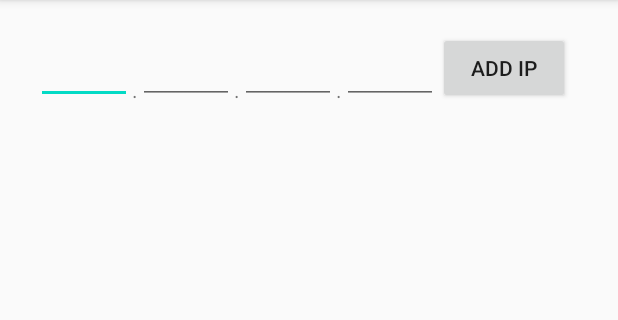
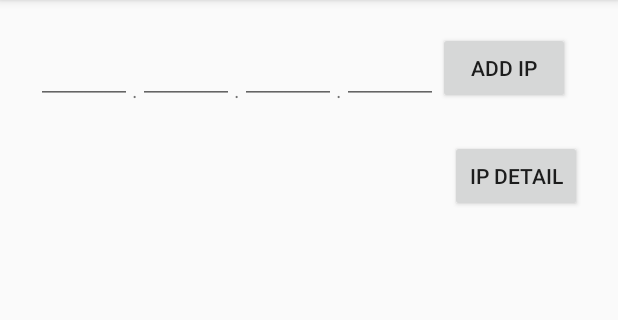
Before and after one commit to 3axhax/CheckIP, an Android app: the screen it shows after launch (AddIPActivity before the commit, MainActivity after it), after a tap on "CHECK IP", on a phone screen of 412 x 824 dp, the part 84-404 px from its top. Run offline under Robolectric (Android 15) with nearby library versions, the phone set to English and light mode, and no system bars.

Commit message:
Задание, урок 3

```diff
--- a/app/build.gradle
+++ b/app/build.gradle
@@ -30,6 +30,7 @@ dependencies {
     implementation 'androidx.core:core-ktx:1.1.0'
     implementation 'androidx.appcompat:appcompat:1.1.0'
     implementation 'androidx.constraintlayout:constraintlayout:1.1.3'
+    implementation 'androidx.legacy:legacy-support-v4:1.0.0'
     testImplementation 'junit:junit:4.12'
     androidTestImplementation 'androidx.test.ext:junit:1.1.1'
     androidTestImplementation 'androidx.test.espresso:espresso-core:3.2.0'
--- a/app/src/main/java/com/example/checkip/MainActivity.kt
+++ b/app/src/main/java/com/example/checkip/MainActivity.kt
@@ -3,6 +3,7 @@ package com.example.checkip
 import android.content.Intent
 import androidx.appcompat.app.AppCompatActivity
 import android.os.Bundle
+import com.example.checkip.ui.IPListFragment
 import kotlinx.android.synthetic.main.activity_main.*
 import java.io.Serializable
 
@@ -12,25 +13,11 @@ class MainActivity : AppCompatActivity() {
         super.onCreate(savedInstanceState)
         setContentView(R.layout.activity_main)
 
-        val collection = intent.extras?.getSerializable("CollectionIPPoints") as MutableList<IPPoint>?
+        val fragmentManager = supportFragmentManager
 
-        var text_list = ""
-
-        if (collection != null) {
-            collection.forEach { text_list += "{$it.ip}, {$it.hostname}, {$it.type}\n" }
-        }
-
-        if (text_list != "") {
-            view_ip_list.text = text_list
-        }
-
-        button_add_new_ip.setOnClickListener {
-            val intent = Intent(this, AddIPActivity::class.java)
-            if (collection != null) {
-                intent.putExtra("CollectionIPPoints", collection as Serializable)
-            }
-            startActivity(intent)
-        }
+        fragmentManager.beginTransaction()
+                .add(R.id.container, IPListFragment())
+                .commit()
 
     }
 }
--- /dev/null
+++ b/app/src/main/java/com/example/checkip/ui/IPAddFragment.kt
@@ -0,0 +1,48 @@
+package com.example.checkip.ui
+
+import android.os.Bundle
+import androidx.fragment.app.Fragment
+import android.view.View
+import com.example.checkip.R
+import kotlinx.android.synthetic.main.fragment_ip_add.*
+
+/**
+ * A simple [Fragment] subclass.
+ * Use the [IPAddFragment.newInstance] factory method to
+ * create an instance of this fragment.
+ */
+class IPAddFragment : Fragment(R.layout.fragment_ip_add) {
+
+    override fun onCreate(savedInstanceState: Bundle?) {
+        super.onCreate(savedInstanceState)
+        arguments?.let {
+        }
+    }
+
+    override fun onViewCreated(view: View, savedInstanceState: Bundle?) {
+        super.onViewCreated(view, savedInstanceState)
+
+        add_button_details.setOnClickListener {
+            requireFragmentManager().beginTransaction()
+                    .replace(R.id.container, IPDetailFragment.newInstance())
+                    .addToBackStack("IPDetailFragment")
+                    .commit()
+        }
+
+        add_button_add_ip.setOnClickListener {
+            requireFragmentManager().beginTransaction()
+                    .replace(R.id.container, IPListFragment.newInstance())
+                    .addToBackStack("IPListFragment")
+                    .commit()
+        }
+    }
+
+    companion object {
+        @JvmStatic
+        fun newInstance() =
+            IPAddFragment().apply {
+                arguments = Bundle().apply {
+                }
+            }
+    }
+}
--- /dev/null
+++ b/app/src/main/java/com/example/checkip/ui/IPListFragment.kt
@@ -0,0 +1,48 @@
+package com.example.checkip.ui
+
+import android.os.Bundle
+import androidx.fragment.app.Fragment
+import android.view.LayoutInflater
+import android.view.View
+import android.view.ViewGroup
+import com.example.checkip.R
+import kotlinx.android.synthetic.main.fragment_ip_list.*
+
+/**
+ * A simple [Fragment] subclass.
+ * Use the [IPListFragment.newInstance] factory method to
+ * create an instance of this fragment.
+ */
+class IPListFragment : Fragment(R.layout.fragment_ip_list) {
+
+    override fun onCreate(savedInstanceState: Bundle?) {
+        super.onCreate(savedInstanceState)
+    }
+
+    override fun onViewCreated(view: View, savedInstanceState: Bundle?) {
+        super.onViewCreated(view, savedInstanceState)
+
+        list_button_add_ip.setOnClickListener {
+            requireFragmentManager().beginTransaction()
+                    .replace(R.id.container, IPAddFragment.newInstance())
+                    .addToBackStack("IPListFragment")
+                    .commit()
+        }
+
+        list_button_details.setOnClickListener {
+            requireFragmentManager().beginTransaction()
+                    .replace(R.id.container, IPDetailFragment.newInstance())
+                    .addToBackStack("IPDetailFragment")
+                    .commit()
+        }
+    }
+
+    companion object {
+        @JvmStatic
+        fun newInstance() =
+                IPListFragment().apply {
+                    arguments = Bundle().apply {
+                    }
+                }
+    }
+}
--- /dev/null
+++ b/app/src/main/res/layout/fragment_ip_add.xml
@@ -0,0 +1,115 @@
+<?xml version="1.0" encoding="utf-8"?>
+<androidx.constraintlayout.widget.ConstraintLayout xmlns:android="http://schemas.android.com/apk/res/android"
+    xmlns:app="http://schemas.android.com/apk/res-auto"
+    xmlns:tools="http://schemas.android.com/tools"
+    android:layout_width="match_parent"
+    android:layout_height="match_parent"
+    tools:context=".ui.IPAddFragment">
+
+    <EditText
+        android:id="@+id/ip_input_1"
+        android:layout_width="wrap_content"
+        android:layout_height="wrap_content"
+        android:layout_marginStart="24dp"
+        android:layout_marginTop="24dp"
+        android:ems="3"
+        android:gravity="center"
+        android:inputType="number"
+        android:digits="1234567890"
+        android:maxLength="3"
+        app:layout_constraintStart_toStartOf="parent"
+        app:layout_constraintTop_toTopOf="parent"
+        android:autofillHints="0" />
+
+    <EditText
+        android:id="@+id/ip_input_2"
+        android:layout_width="wrap_content"
+        android:layout_height="wrap_content"
+        android:autofillHints="0"
+        android:ems="3"
+        android:gravity="center"
+        android:inputType="number"
+        android:digits="1234567890"
+        android:maxLength="3"
+        app:layout_constraintBottom_toBottomOf="@+id/ip_input_1"
+        app:layout_constraintStart_toEndOf="@+id/point1" />
+
+    <EditText
+        android:id="@+id/ip_input_3"
+        android:layout_width="wrap_content"
+        android:layout_height="wrap_content"
+        android:autofillHints="0"
+        android:ems="3"
+        android:gravity="center"
+        android:inputType="number"
+        android:digits="1234567890"
+        android:maxLength="3"
+        app:layout_constraintBottom_toBottomOf="@+id/ip_input_1"
+        app:layout_constraintStart_toEndOf="@+id/point3" />
+
+    <EditText
+        android:id="@+id/ip_input_4"
+        android:layout_width="wrap_content"
+        android:layout_height="wrap_content"
+        android:autofillHints="0"
+        android:ems="3"
+        android:gravity="center"
+        android:inputType="number"
+        android:digits="1234567890"
+        android:maxLength="3"
+        app:layout_constraintBottom_toBottomOf="@+id/ip_input_1"
+        app:layout_constraintStart_toEndOf="@+id/point2" />
+
+    <TextView
+        android:id="@+id/point1"
+        android:layout_width="wrap_content"
+        android:layout_height="wrap_content"
+        android:text="@string/point"
+        app:layout_constraintBottom_toBottomOf="@+id/ip_input_1"
+        app:layout_constraintStart_toEndOf="@+id/ip_input_1" />
+
+    <TextView
+        android:id="@+id/point3"
+        android:layout_width="wrap_content"
+        android:layout_height="wrap_content"
+        android:text="@string/point"
+        app:layout_constraintBottom_toBottomOf="@+id/ip_input_1"
+        app:layout_constraintStart_toEndOf="@+id/ip_input_2" />
+
+    <TextView
+        android:id="@+id/point2"
+        android:layout_width="wrap_content"
+        android:layout_height="wrap_content"
+        android:text="@string/point"
+        app:layout_constraintBottom_toBottomOf="@+id/ip_input_1"
+        app:layout_constraintStart_toEndOf="@+id/ip_input_3" />
+
+    <Button
+        android:id="@+id/add_button_add_ip"
+        android:layout_width="wrap_content"
+        android:layout_height="wrap_content"
+        android:text="@string/add_ip"
+        app:layout_constraintBottom_toBottomOf="@+id/ip_input_4"
+        app:layout_constraintStart_toEndOf="@+id/ip_input_4" />
+
+    <TextView
+        android:id="@+id/text_message"
+        android:layout_width="wrap_content"
+        android:layout_height="wrap_content"
+        android:text=""
+        android:textSize="18sp"
+        android:textColor="@color/red"
+        app:layout_constraintStart_toStartOf="@+id/ip_input_1"
+        app:layout_constraintTop_toBottomOf="@+id/ip_input_1" />
+
+    <Button
+        android:id="@+id/add_button_details"
+        android:layout_width="wrap_content"
+        android:layout_height="wrap_content"
+        android:layout_marginTop="24dp"
+        android:layout_marginEnd="24dp"
+        android:text="@string/ip_detail"
+        app:layout_constraintEnd_toEndOf="parent"
+        app:layout_constraintTop_toBottomOf="@+id/add_button_add_ip" />
+
+</androidx.constraintlayout.widget.ConstraintLayout>
--- a/app/src/main/res/values/strings.xml
+++ b/app/src/main/res/values/strings.xml
@@ -5,4 +5,7 @@
     <string name="empty_list">Empty List</string>
     <string name="point">.</string>
     <string name="add_ip">Add IP</string>
+    <!-- TODO: Remove or change this placeholder text -->
+    <string name="hello_blank_fragment">Hello blank fragment</string>
+    <string name="ip_detail">IP Detail</string>
 </resources>
```
Also changed, not shown: app/src/main/java/com/example/checkip/ui/IPDetailFragment.kt (added, +46 -0 lines), app/src/main/res/layout/activity_main.xml (+2 -37 lines), app/src/main/res/layout/fragment_ip_detail.xml (added, +40 -0 lines), app/src/main/res/layout/fragment_ip_list.xml (added, +51 -0 lines).
